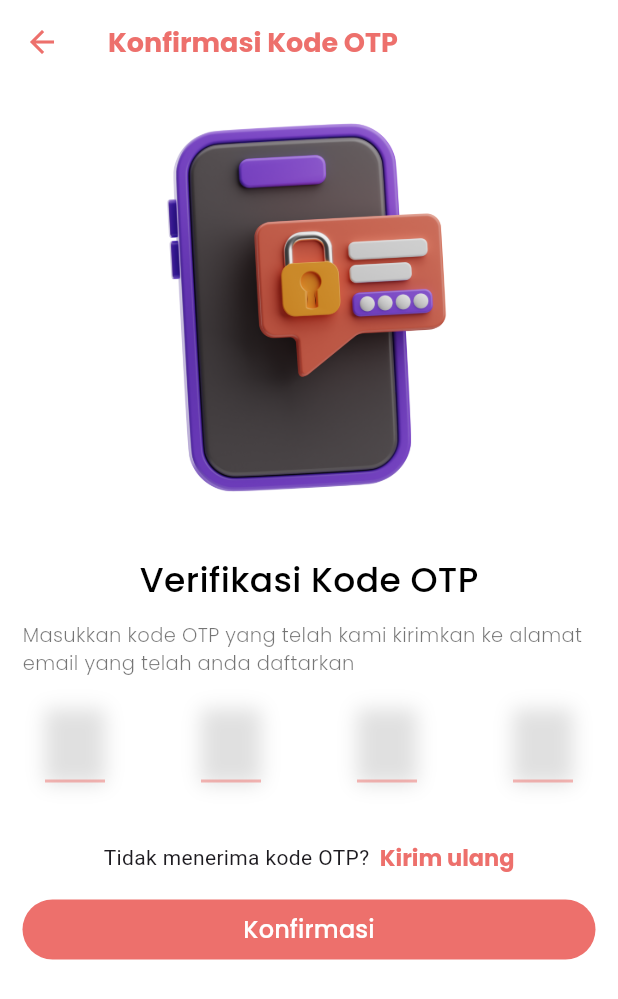
After one commit to craftgirlsss/nyewa.id-client-app, a Flutter app: the OtpPageCustomer screen opened directly, on a phone screen of 412 x 824 dp. The commit adds this screen. Shown: the top 999 px of the screen. Run offline on Flutter 3.47's test engine with Material 3 defaults, Android fonts, the phone set to English and light mode, and no system bars; drawn by our look-alikes of auto_size_text, pin_code_fields; our stand-ins replace awesome_dialog, firebase_core, flutter_map, geocoding, geolocator, get and 3 more; accounts and stored records are empty.

Commit message:
redesign folder structures

```diff
--- a/lib/main.dart
+++ b/lib/main.dart
@@ -2,7 +2,7 @@ import 'package:flutter/material.dart';
 import 'package:get/get.dart';
 import 'package:nyewadotid/src/components/global/index.dart';
 import 'package:nyewadotid/src/components/textsyle/index.dart';
-import 'package:nyewadotid/src/views/auth/introduction_screen.dart';
+import 'package:nyewadotid/src/views/utilities/introduction_screen.dart';
 
 void main() async {
   WidgetsFlutterBinding.ensureInitialized();
--- /dev/null
+++ b/lib/src/views/customers/authentications/otp.dart
@@ -0,0 +1,201 @@
+import 'dart:async';
+import 'package:auto_size_text/auto_size_text.dart';
+import 'package:flutter/foundation.dart';
+import 'package:flutter/material.dart';
+import 'package:flutter/services.dart';
+import 'package:pin_code_fields/pin_code_fields.dart';
+import 'package:quiver/async.dart';
+import '../../../components/global/index.dart';
+import '../../../components/textsyle/index.dart';
+
+class OtpPageCustomer extends StatefulWidget {
+  const OtpPageCustomer({super.key});
+
+  @override
+  State<OtpPageCustomer> createState() => _OtpPageCustomerState();
+}
+
+class _OtpPageCustomerState extends State<OtpPageCustomer> {
+  GlobalTextStyle textStyle = GlobalTextStyle();
+
+  StreamController<ErrorAnimationType>? errorController;
+  // AuthenticationController authenticationController = Get.find();
+  bool hasError = false;
+  String currentText = "";
+  TextEditingController otpController = TextEditingController();
+
+  formattedTime({required int timeInSecond}) {
+    int sec = timeInSecond % 60;
+    int min = (timeInSecond / 60).floor();
+    String minute = min.toString().length <= 1 ? "0$min" : "$min";
+    String second = sec.toString().length <= 1 ? "0$sec" : "$sec";
+    return "$minute : $second";
+  }
+
+  @override
+  void initState() {
+    errorController = StreamController<ErrorAnimationType>();
+    super.initState();
+    startTimer();
+  }
+
+  @override
+  void dispose() {
+    errorController?.close();
+    otpController.dispose();
+    super.dispose();
+  }
+  @override
+  Widget build(BuildContext context) {
+    Size size = MediaQuery.of(context).size;
+    final orientation = MediaQuery.of(context).orientation;
+    return GestureDetector(
+      onTap: (){
+        FocusManager.instance.primaryFocus?.unfocus();
+      },
+      child: AnnotatedRegion(
+        value: const SystemUiOverlayStyle(
+          statusBarColor: Colors.transparent,
+          statusBarIconBrightness: Brightness.dark,
+          systemNavigationBarContrastEnforced: true,
+          systemNavigationBarIconBrightness: Brightness.dark,
+          systemNavigationBarColor: Colors.white
+        ),
+        child: Scaffold(
+          backgroundColor: Colors.white,
+          appBar: AppBar(
+            elevation: 0,
+            backgroundColor: Colors.white,
+            title: const Text("Konfirmasi Kode OTP"),
+          ),
+          body: Stack(
+            children: [
+              SingleChildScrollView(
+                padding: const EdgeInsets.symmetric(horizontal: 15, vertical: 10),
+                child: Column(
+                  crossAxisAlignment: CrossAxisAlignment.center,
+                  children: [
+                    Center(child: Image.asset('assets/images/otp.png', fit: BoxFit.cover, width: orientation == Orientation.portrait ? size.width / 1.5 : size.width / 6)),
+                    const SizedBox(height: 30),
+                    orientation == Orientation.portrait ? AutoSizeText("Verifikasi Kode OTP", style: textStyle.defaultTextStyleMedium(), minFontSize: 23, maxFontSize: 27) : Center(child: AutoSizeText("Verifikasi Kode OTP", style: textStyle.defaultTextStyleMedium(), minFontSize: 23, maxFontSize: 27)),
+                    const SizedBox(height: 10),
+                    orientation == Orientation.portrait ? AutoSizeText("Masukkan kode OTP yang telah kami kirimkan ke alamat email yang telah anda daftarkan", style: textStyle.defaultTextStyle(color: Colors.black54), maxLines: 3) : Center(child: SizedBox(width: size.width / 2, child: AutoSizeText("Masukkan kode OTP yang telah kami kirimkan ke alamat email yang telah anda daftarkan", style: textStyle.defaultTextStyle(color: Colors.black54), maxLines: 3, textAlign: TextAlign.center))),
+                    const SizedBox(height: 20),
+                    SizedBox(
+                      width: orientation == Orientation.portrait ? double.infinity : size.width / 2,
+                      child: Padding(
+                        padding: const EdgeInsets.symmetric(horizontal: 15),
+                        child: PinCodeTextField(
+                          autoDisposeControllers: false,
+                          appContext: context,
+                          animationCurve: Curves.bounceInOut,
+                          hapticFeedbackTypes: HapticFeedbackTypes.vibrate,
+                          pastedTextStyle: TextStyle(
+                            color: Colors.green.shade600,
+                            fontWeight: FontWeight.bold,
+                          ),
+                          length: 4,
+                          blinkWhenObscuring: true,
+                          animationType: AnimationType.scale,
+                          validator: (v) {
+                            if (v!.length < 3) {
+                              return "Please input OTP Code";
+                            } else {
+                              return null;
+                            }
+                          },
+                          pinTheme: PinTheme(
+                            shape: PinCodeFieldShape.underline,
+                            fieldHeight: 50,
+                            fieldWidth: 40,
+                            selectedColor: GlobalVariable.secondaryColor,
+                            activeFillColor: Colors.white,
+                            activeColor: GlobalVariable.secondaryColor,
+                            inactiveColor: GlobalVariable.secondaryColor.withOpacity(0.5)
+                          ),
+                          cursorColor: Colors.black.withOpacity(0.5),
+                          animationDuration: const Duration(milliseconds: 300),
+                          // enableActiveFill: true,
+                          errorAnimationController: errorController,
+                          controller: otpController,
+                          keyboardType: TextInputType.number,
+                          boxShadows: const [
+                            BoxShadow(
+                              offset: Offset(0, 1),
+                              color: Colors.black12,
+                              blurRadius: 10,
+                            )
+                          ],
+                          onCompleted: (v) async {
+                            if(kDebugMode) print(v);
+                          },
+                          onChanged: (value) {
+                            debugPrint(value);
+                            setState(() {
+                              currentText = value;
+                            });
+                          },
+                          beforeTextPaste: (text) {
+                            debugPrint("Allowing to paste $text");
+                            return true;
+                          },
+                        ),
+                      ),
+                    ),
+                    const SizedBox(height: 10),
+                    Row(
+                      mainAxisAlignment: MainAxisAlignment.center,
+                      children: [
+                        const Text("Tidak menerima kode OTP?"),
+                        const SizedBox(width: 7),
+                        TextButton(style: TextButton.styleFrom(padding: EdgeInsets.zero), onPressed: (){}, child: Text("Kirim ulang", style: textStyle.defaultTextStyleBold(color: GlobalVariable.secondaryColor)))
+                      ],
+                    ),
+                    SizedBox(
+                      width: orientation == Orientation.portrait ? double.infinity : size.width / 2,
+                      child: ElevatedButton(
+                        style: ElevatedButton.styleFrom(
+                          elevation: 0,
+                          backgroundColor: GlobalVariable.secondaryColor,
+                        ),
+                        onPressed: (){
+
+                        },
+                        child: Text("Konfirmasi", style: textStyle.defaultTextStyleMedium(fontSize: 16, color: Colors.white))
+                      ),
+                    ),
+                    const SizedBox(height: 10),
+                  ],
+                ),
+              ),
+            ],
+          ),
+        ),
+      ),
+    );
+  }
+
+  int start = 60;
+  int current = 60;
+
+  void startTimer() {
+    CountdownTimer countDownTimer = CountdownTimer(
+      Duration(seconds: start),
+      const Duration(seconds: 1),
+    );
+
+    var sub = countDownTimer.listen(null);
+    sub.onData((duration) {
+      if(mounted){
+        setState(() {
+          current = start - duration.elapsed.inSeconds;
+        });
+      }
+    });
+
+    sub.onDone(() {
+      if(kDebugMode) print("Done");
+      sub.cancel();
+    });
+  }
+}
--- a/lib/src/views/dashboard/home/all_category.dart
+++ b/lib/src/views/customers/dashboards/home/all_category.dart
@@ -6,7 +6,7 @@ import 'package:icons_plus/icons_plus.dart';
 import 'package:nyewadotid/src/components/global/index.dart';
 import 'package:nyewadotid/src/components/textsyle/index.dart';
 import 'package:nyewadotid/src/components/utilities/utilities.dart';
-import 'package:nyewadotid/src/views/dashboard/home/search_page.dart';
+import 'package:nyewadotid/src/views/customers/dashboards/home/search_page.dart';
 
 class AllCategory extends StatefulWidget {
   const AllCategory({super.key});
--- a/lib/src/views/dashboard/home/service_details.dart
+++ b/lib/src/views/customers/dashboards/home/service_details.dart
@@ -2,7 +2,6 @@ import 'package:auto_size_text/auto_size_text.dart';
 import 'package:flutter/cupertino.dart';
 import 'package:flutter/foundation.dart';
 import 'package:flutter/material.dart';
-import 'package:flutter/services.dart';
 import 'package:get/get.dart';
 import 'package:icons_plus/icons_plus.dart';
 import 'package:nyewadotid/src/components/button/cupertino_button.dart';
@@ -11,7 +10,7 @@ import 'package:nyewadotid/src/components/textsyle/index.dart';
 import 'package:nyewadotid/src/components/utilities/utilities.dart';
 import 'package:nyewadotid/src/controllers/utilities/utilities_controller.dart';
 import 'package:nyewadotid/src/helpers/currency_formator.dart';
-import 'package:nyewadotid/src/views/dashboard/home/location_selector.dart';
+import 'package:nyewadotid/src/views/customers/dashboards/home/location_selector.dart';
 
 class ServiceDetails extends StatefulWidget {
   final String? serviceName;
--- a/pubspec.yaml
+++ b/pubspec.yaml
@@ -5,7 +5,7 @@ publish_to: 'none'
 version: 1.0.0+1
 
 environment:
-  sdk: ^3.5.3
+  sdk: ^3.5.1
 
 dependencies:
   flutter:
```
Also changed, not shown: lib/src/views/customers/authentications/forgot.dart (added, +99 -0 lines), lib/src/views/customers/authentications/signin.dart (added, +138 -0 lines), lib/src/views/customers/authentications/signup.dart (renamed from lib/src/views/auth/signup.dart, +8 -9 lines), lib/src/views/customers/dashboards/home/index.dart (renamed from lib/src/views/dashboard/home/index.dart, +4 -4 lines), lib/src/views/providers/authentications/otp.dart (renamed from lib/src/views/auth/otp.dart, +6 -6 lines), lib/src/views/providers/authentications/signin.dart (added, +138 -0 lines), lib/src/views/providers/authentications/signup.dart (renamed from lib/src/views/auth/signin.dart, +45 -18 lines), lib/src/views/utilities/introduction_screen.dart (renamed from lib/src/views/auth/introduction_screen.dart, +20 -7 lines), lib/src/views/customers/dashboards/bookings/index.dart (renamed from lib/src/views/dashboard/bookings/index.dart), lib/src/views/customers/dashboards/home/location_selector.dart (renamed from lib/src/views/dashboard/home/location_selector.dart), lib/src/views/customers/dashboards/home/search_page.dart (renamed from lib/src/views/dashboard/home/search_page.dart), lib/src/views/customers/dashboards/mainpage.dart (renamed from lib/src/views/dashboard/mainpage.dart), lib/src/views/providers/authentications/forgot.dart (renamed from lib/src/views/auth/forgot.dart), pubspec.lock.
